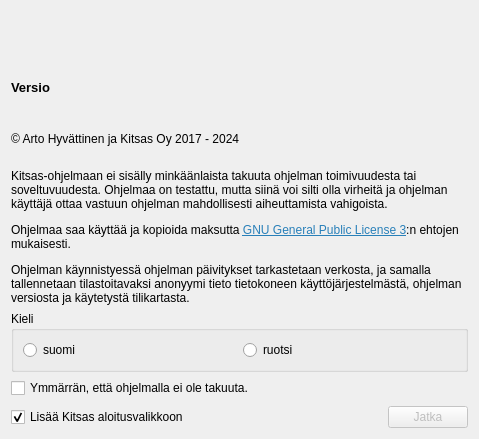
Old version of the form kitsas/aloitussivu/tervetuloa.ui in the repository artoh/kitupiikki.
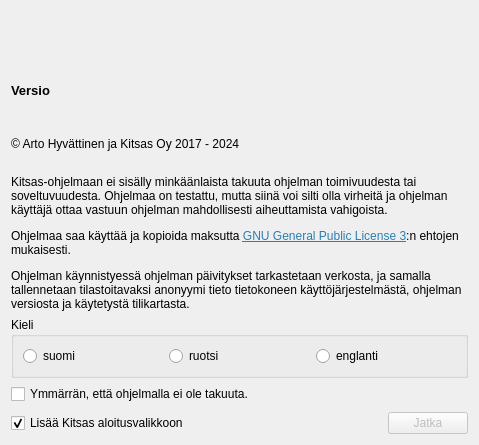
New version of the form. Icons and pictures are not drawn.

Commit message: English user interface

What changed in the file:
```diff
--- a/kitsas/aloitussivu/tervetuloa.ui
+++ b/kitsas/aloitussivu/tervetuloa.ui
@@ -7,7 +7,7 @@
     <x>0</x>
     <y>0</y>
     <width>479</width>
-    <height>439</height>
+    <height>445</height>
    </rect>
   </property>
   <property name="windowTitle">
@@ -89,6 +89,17 @@
         </property>
        </widget>
       </item>
+      <item>
+       <widget class="QRadioButton" name="enKieli">
+        <property name="text">
+         <string>englanti</string>
+        </property>
+        <property name="icon">
+         <iconset resource="../pic/pic.qrc">
+          <normaloff>:/liput/gb.png</normaloff>:/liput/gb.png</iconset>
+        </property>
+       </widget>
+      </item>
      </layout>
     </widget>
    </item>
```
Left out of the diff: 6 changed lines with no effect on the pictures. The commit also changes 6 other files.
